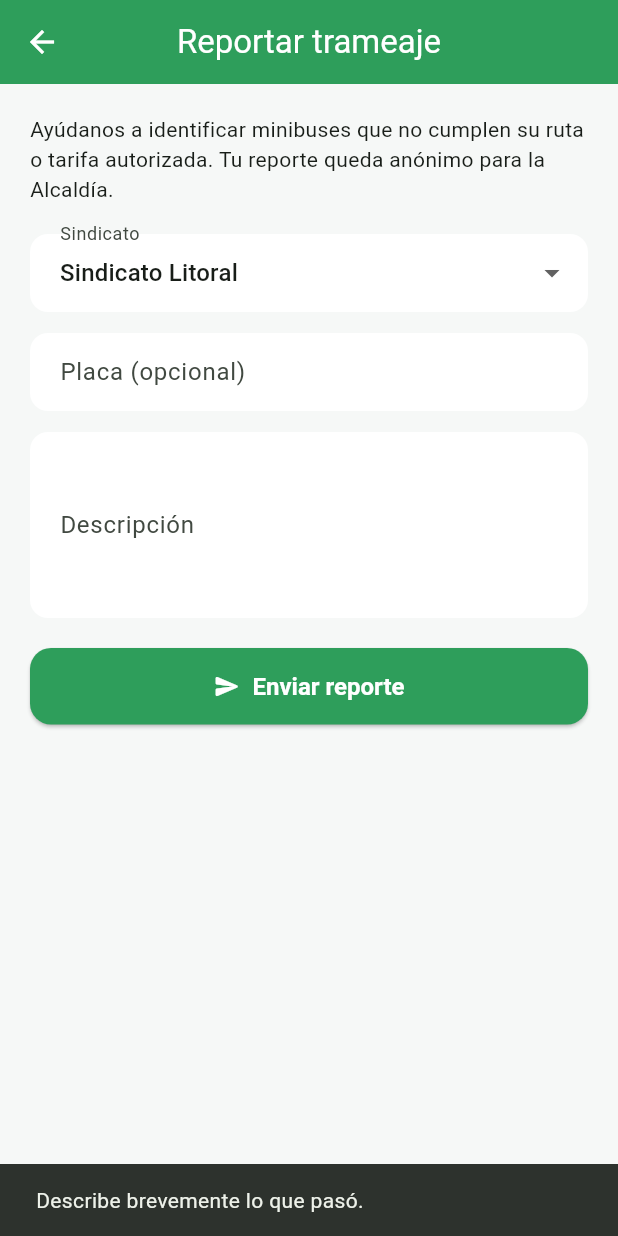
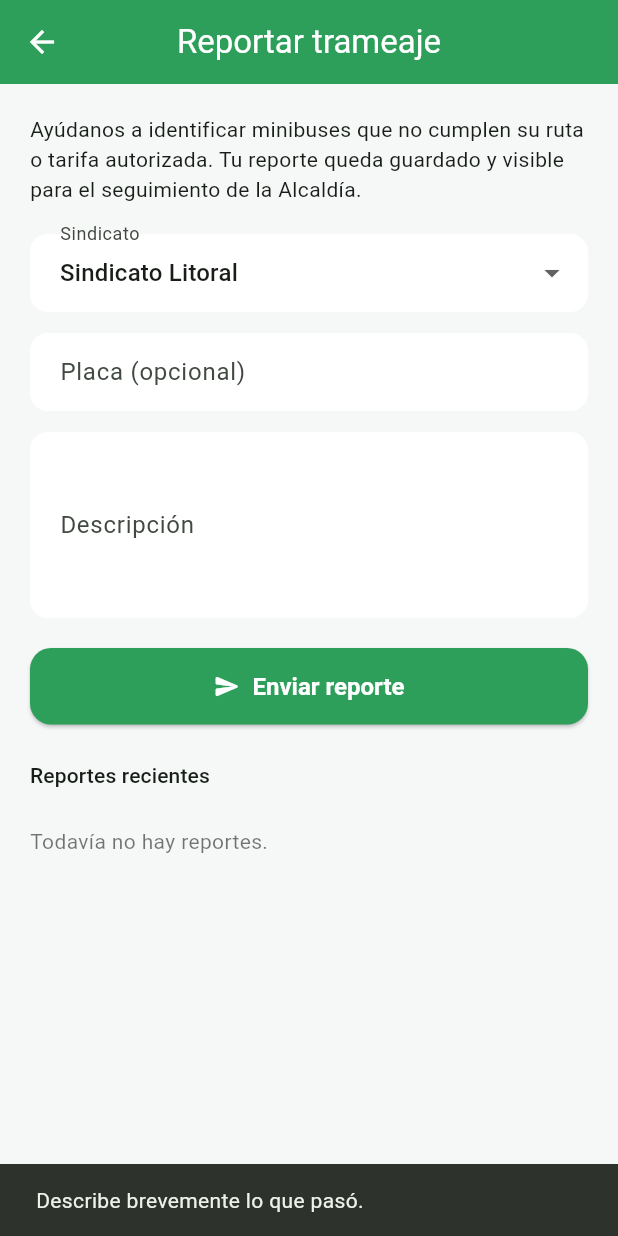
Before and after one commit to SamuelLoayzaTicona/Proyecto-Lapaz, a Flutter app: the ReportScreen screen opened directly, after a tap on "Enviar reporte", on a phone screen of 412 x 824 dp. Run offline on Flutter 3.47's test engine with Material 3 defaults, Android fonts, the phone set to English and light mode, and no system bars; our stand-ins replace cloud_firestore, firebase_core, flutter_map, geolocator, latlong2, shared_preferences and 1 more; accounts and stored records are empty.

Commit message:
Nuevos cambios Prueba 1

```diff
--- a/lib/screens/report_screen.dart
+++ b/lib/screens/report_screen.dart
@@ -1,6 +1,7 @@
 import 'package:flutter/material.dart';
 import '../data/pilot_zone_data.dart';
 import '../models/transport_models.dart';
+import '../services/report_repository.dart';
 
 class ReportScreen extends StatefulWidget {
   final String? prefilledSyndicate;
@@ -14,9 +15,7 @@ class _ReportScreenState extends State<ReportScreen> {
   String? _selectedSyndicate;
   final _plateController = TextEditingController();
   final _descriptionController = TextEditingController();
-
-  // Almacenamiento en memoria para la demo (sin backend todavía).
-  static final List<TrameajeReport> _localReports = [];
+  bool _isSubmitting = false;
 
   @override
   void initState() {
@@ -31,25 +30,40 @@ class _ReportScreenState extends State<ReportScreen> {
     super.dispose();
   }
 
-  void _submit() {
+  Future<void> _submit() async {
     if (_descriptionController.text.trim().isEmpty) {
       ScaffoldMessenger.of(context).showSnackBar(
         const SnackBar(content: Text('Describe brevemente lo que pasó.')),
       );
       return;
     }
-    setState(() {
-      _localReports.add(TrameajeReport(
+
+    setState(() => _isSubmitting = true);
+    try {
+      await ReportRepository.instance.submitReport(
+        TrameajeReport(
           syndicate: _selectedSyndicate ?? 'Desconocido',
           plate: _plateController.text.trim(),
           description: _descriptionController.text.trim(),
           reportedAt: DateTime.now(),
-      ));
-    });
+        ),
+      );
+      if (!mounted) return;
       ScaffoldMessenger.of(context).showSnackBar(
-      const SnackBar(content: Text('Gracias. Tu reporte ayuda a ordenar el transporte.')),
+        const SnackBar(
+          content: Text('Tu reporte ha sido recibido. La unidad de transparencia lo revisará en 48 horas.'),
+        ),
       );
-    Navigator.of(context).pop();
+      _plateController.clear();
+      _descriptionController.clear();
+    } catch (e) {
+      if (!mounted) return;
+      ScaffoldMessenger.of(context).showSnackBar(
+        SnackBar(content: Text('No se pudo enviar el reporte: $e')),
+      );
+    } finally {
+      if (mounted) setState(() => _isSubmitting = false);
+    }
   }
 
   @override
@@ -62,7 +76,7 @@ class _ReportScreenState extends State<ReportScreen> {
           children: [
             const Text(
               'Ayúdanos a identificar minibuses que no cumplen su ruta o tarifa autorizada. '
-              'Tu reporte queda anónimo para la Alcaldía.',
+              'Tu reporte queda guardado y visible para el seguimiento de la Alcaldía.',
             ),
             const SizedBox(height: 20),
             DropdownButtonFormField<String>(
@@ -89,32 +103,83 @@ class _ReportScreenState extends State<ReportScreen> {
             ),
             const SizedBox(height: 20),
             ElevatedButton.icon(
-              onPressed: _submit,
-              icon: const Icon(Icons.send_rounded),
-              label: const Text('Enviar reporte'),
+              onPressed: _isSubmitting ? null : _submit,
+              icon: _isSubmitting
+                  ? const SizedBox(
+                      width: 16,
+                      height: 16,
+                      child: CircularProgressIndicator(strokeWidth: 2, color: Colors.white),
+                    )
+                  : const Icon(Icons.send_rounded),
+              label: Text(_isSubmitting ? 'Enviando...' : 'Enviar reporte'),
             ),
-            if (_localReports.isNotEmpty) ...[
             const SizedBox(height: 24),
-              Text(
-                'Reportes en esta sesión (${_localReports.length})',
-                style: Theme.of(context).textTheme.titleSmall,
+            Text('Reportes recientes', style: Theme.of(context).textTheme.titleSmall),
+            const SizedBox(height: 8),
+            StreamBuilder<List<TrameajeReport>>(
+              stream: ReportRepository.instance.watchReports(),
+              builder: (context, snapshot) {
+                if (snapshot.connectionState == ConnectionState.waiting) {
+                  return const Padding(
+                    padding: EdgeInsets.symmetric(vertical: 16),
+                    child: Center(child: CircularProgressIndicator()),
+                  );
+                }
+                if (snapshot.hasError) {
+                  return Padding(
+                    padding: const EdgeInsets.symmetric(vertical: 16),
+                    child: Text(
+                      'No se pudieron cargar los reportes. Revisa tu conexión a Firebase.\n${snapshot.error}',
+                      style: const TextStyle(color: Colors.red, fontSize: 12),
                     ),
-              const SizedBox(height: 8),
-              ..._localReports.reversed.map(
-                (r) => Card(
-                  child: ListTile(
-                    title: Text(r.syndicate),
-                    subtitle: Text(r.description),
-                    trailing: Text(
-                      '${r.reportedAt.hour}:${r.reportedAt.minute.toString().padLeft(2, '0')}',
+                  );
+                }
+                final reports = snapshot.data ?? [];
+                if (reports.isEmpty) {
+                  return const Padding(
+                    padding: EdgeInsets.symmetric(vertical: 16),
+                    child: Text('Todavía no hay reportes.', style: TextStyle(color: Colors.black54)),
+                  );
+                }
+                return Column(
+                  children: reports.map((r) => _ReportTile(report: r)).toList(),
+                );
+              },
             ),
-                  ),
-                ),
-              ),
-            ],
           ],
         ),
       ),
     );
   }
 }
+
+class _ReportTile extends StatelessWidget {
+  final TrameajeReport report;
+  const _ReportTile({required this.report});
+
+  Color _statusColor(String status) {
+    switch (status) {
+      case 'En revisión':
+        return Colors.orange;
+      case 'Atendido':
+        return Colors.green;
+      default:
+        return Colors.blueGrey;
+    }
+  }
+
+  @override
+  Widget build(BuildContext context) {
+    return Card(
+      child: ListTile(
+        title: Text(report.syndicate),
+        subtitle: Text(report.description),
+        trailing: Chip(
+          label: Text(report.status, style: const TextStyle(fontSize: 11, color: Colors.white)),
+          backgroundColor: _statusColor(report.status),
+          padding: EdgeInsets.zero,
+        ),
+      ),
+    );
+  }
+}
--- a/lib/screens/trip_plan_screen.dart
+++ b/lib/screens/trip_plan_screen.dart
@@ -1,5 +1,6 @@
 import 'package:flutter/material.dart';
 import '../models/transport_models.dart';
+import '../services/trip_history_repository.dart';
 import '../widgets/route_step_card.dart';
 import 'live_trip_screen.dart';
 
@@ -42,7 +43,9 @@ class TripPlanScreen extends StatelessWidget {
           Padding(
             padding: const EdgeInsets.all(16),
             child: ElevatedButton.icon(
-              onPressed: () {
+              onPressed: () async {
+                await TripHistoryRepository.instance.saveTrip(plan);
+                if (!context.mounted) return;
                 Navigator.of(context).push(
                   MaterialPageRoute(builder: (_) => LiveTripScreen(plan: plan)),
                 );
--- /dev/null
+++ b/lib/services/report_repository.dart
@@ -0,0 +1,29 @@
+import 'package:cloud_firestore/cloud_firestore.dart';
+import '../models/transport_models.dart';
+
+/// Guarda y lee los reportes de trameaje en Firestore, en la colección
+/// "trameaje_reports". A diferencia de la lista en memoria de antes, esto
+/// es compartido: cualquier usuario (y en el futuro, la Alcaldía) puede
+/// ver todos los reportes, y quedan guardados aunque cierres la app.
+class ReportRepository {
+  ReportRepository._();
+  static final ReportRepository instance = ReportRepository._();
+
+  final CollectionReference<Map<String, dynamic>> _collection =
+      FirebaseFirestore.instance.collection('trameaje_reports');
+
+  Future<void> submitReport(TrameajeReport report) async {
+    await _collection.add(report.toMap());
+  }
+
+  /// Stream en tiempo real: si otro usuario (o la Alcaldía) cambia el
+  /// estado de un reporte, la lista se actualiza sola sin recargar.
+  Stream<List<TrameajeReport>> watchReports() {
+    return _collection
+        .orderBy('reportedAt', descending: true)
+        .snapshots()
+        .map((snapshot) => snapshot.docs
+            .map((doc) => TrameajeReport.fromMap(doc.id, doc.data()))
+            .toList());
+  }
+}
```
Also changed, not shown: analysis_options.yaml (+2 -24 lines), lib/main.dart (+7 -1 lines), lib/models/transport_models.dart (+25 -0 lines), lib/screens/home_screen.dart (+15 -5 lines), lib/screens/live_trip_screen.dart (+6 -3 lines), lib/services/device_id_service.dart (added, +23 -0 lines), lib/services/routing_service.dart (added, +49 -0 lines), lib/services/trip_history_repository.dart (added, +39 -0 lines), lib/services/trip_planner_service.dart (+47 -24 lines), lib/state/emergency_contact_state.dart (+44 -3 lines), pubspec.yaml (+15 -79 lines), firebase.json (added), lib/firebase_options.dart (added), pubspec.lock, 9 other files. Lines whose indentation alone changed are shown as unchanged.
